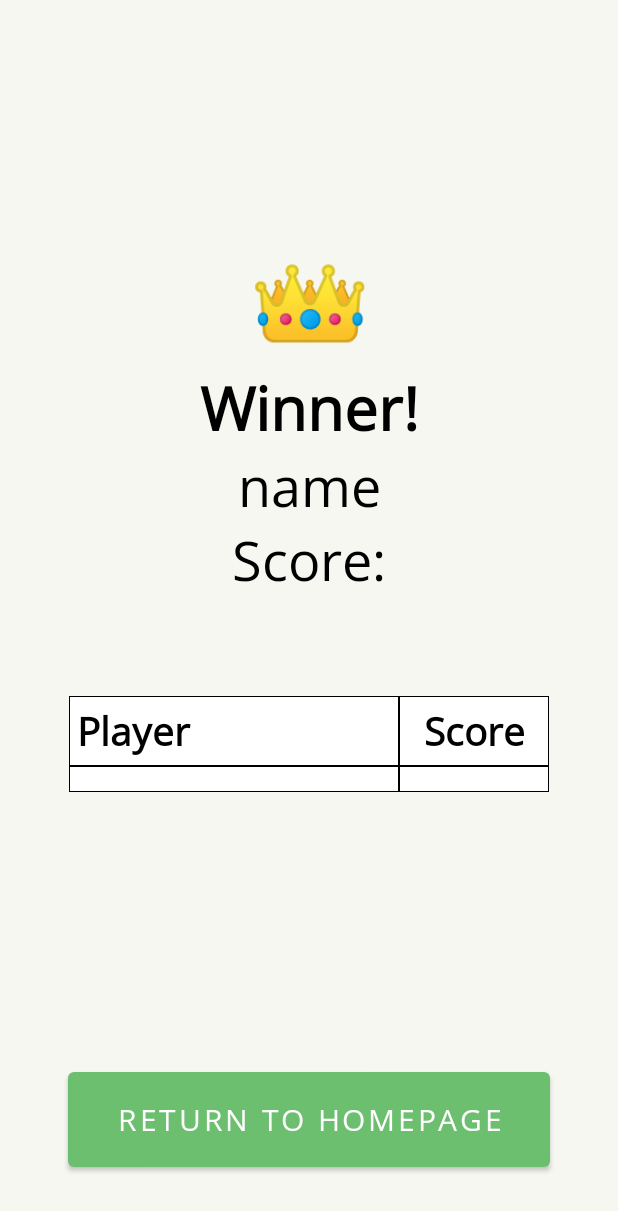
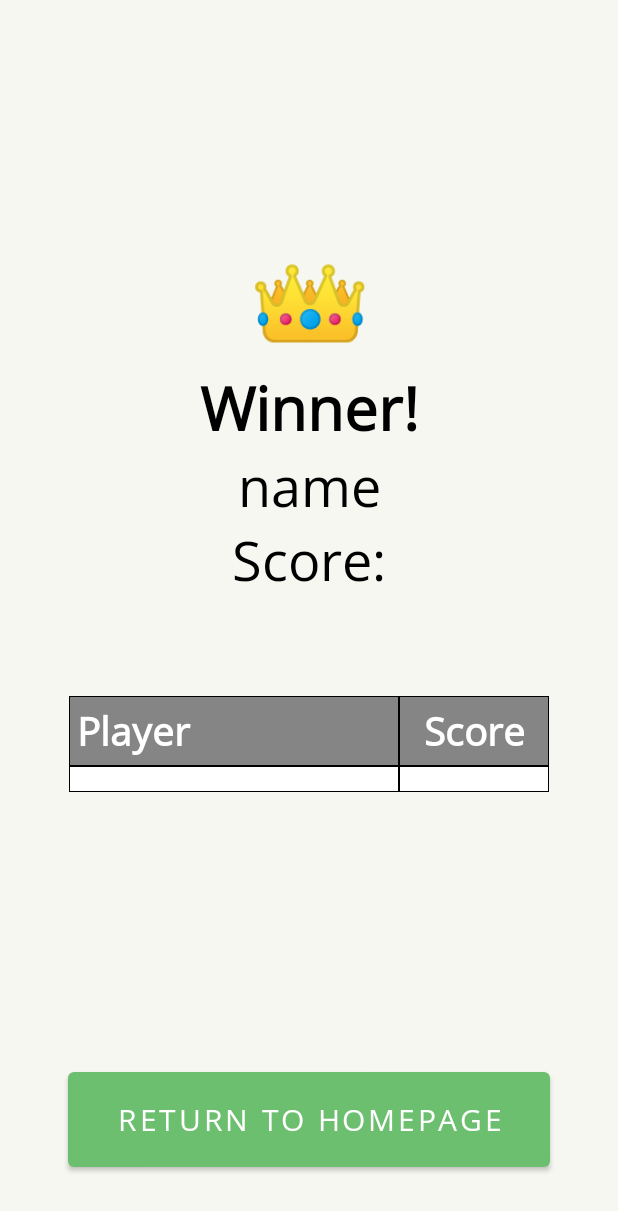
Before and after one commit to CMSC-475/mini-golf-app, an Android app: the EndGameActivity screen opened directly, with no data from a screen before it, on a phone screen of 412 x 824 dp. Shown: the top 1211 px of the screen. Run offline under Robolectric (Android 15) with nearby library versions, the phone set to English and light mode, and no system bars.

Commit message:
Table header now looks better

```diff
--- a/project/app/src/main/java/com/gooey_group/minigolfapp/EndGameActivity.java
+++ b/project/app/src/main/java/com/gooey_group/minigolfapp/EndGameActivity.java
@@ -9,6 +9,7 @@ import android.view.Gravity;
 import android.view.View;
 import android.widget.Button;
 import android.content.Intent;
+import android.widget.LinearLayout;
 import android.widget.ScrollView;
 import android.widget.TableLayout;
 import android.widget.TableRow;
@@ -62,9 +63,11 @@ public class EndGameActivity extends AppCompatActivity implements Serializable {
             Arrays.sort(gameData.players);
             TableLayout playersTable = (TableLayout) findViewById(R.id.table1);
             ScrollView scrollTable = (ScrollView) findViewById(R.id.scrollTable);
+            LinearLayout layoutTable = (LinearLayout) findViewById(R.id.tableLinear);
             if (totalPlayers <= 0) {
                 playersTable.setVisibility(View.GONE);
                 scrollTable.setVisibility(View.GONE);
+                layoutTable.setVisibility(View.GONE);
                 currentPlayerNameView = (TextView) findViewById(R.id.name1);
                 currentPlayerScoreView = (TextView) findViewById(R.id.score1);
                 currentPlayerNameView.setText("No One!");
@@ -74,7 +77,7 @@ public class EndGameActivity extends AppCompatActivity implements Serializable {
             else if (totalPlayers == 1) {
                 playersTable.setVisibility(View.GONE);
                 scrollTable.setVisibility(View.GONE);
-
+                layoutTable.setVisibility(View.GONE);
                 currentPlayerInfo = gameData.players[0];
                 currentPlayerNameView = (TextView) findViewById(R.id.name1);
                 currentPlayerScoreView = (TextView) findViewById(R.id.score1);
--- /dev/null
+++ b/project/app/src/main/res/drawable/table_outline_header.xml
@@ -0,0 +1,8 @@
+<?xml version="1.0" encoding="utf-8"?>
+<shape xmlns:android="http://schemas.android.com/apk/res/android" android:shape="rectangle" >
+    <solid android:color="#858585"/>
+    <stroke android:width="0.9dp" android:color="#000000"
+        />
+    <padding android:left="0dp" android:top="0dp"
+        android:right="0dp" android:bottom="0dp" />
+</shape>
--- a/project/app/src/main/res/layout/activity_end_game.xml
+++ b/project/app/src/main/res/layout/activity_end_game.xml
@@ -87,6 +87,7 @@
         app:layout_constraintVertical_bias="0.158" />
 
     <LinearLayout
+        android:id="@+id/tableLinear"
         android:layout_width="320dp"
         android:layout_height="176dp"
         android:layout_marginStart="40dp"
@@ -108,11 +109,11 @@
                 android:id="@+id/nameHeader"
                 android:layout_width="220dp"
                 android:layout_height="wrap_content"
-                android:background="@drawable/table_outline"
+                android:background="@drawable/table_outline_header"
                 android:fontFamily="@font/open_sans_bold"
                 android:padding="5sp"
                 android:text="Player"
-                android:textColor="#000000"
+                android:textColor="#FFFFFF"
                 android:textSize="26sp"
                 android:textStyle="bold" />
 
@@ -120,12 +121,12 @@
                 android:id="@+id/scoreHeader"
                 android:layout_width="100dp"
                 android:layout_height="wrap_content"
-                android:background="@drawable/table_outline"
+                android:background="@drawable/table_outline_header"
                 android:fontFamily="@font/open_sans_bold"
                 android:gravity="center"
                 android:padding="5sp"
                 android:text="Score"
-                android:textColor="#000000"
+                android:textColor="#FFFFFF"
                 android:textSize="26sp"
                 android:textStyle="bold" />
 
```
